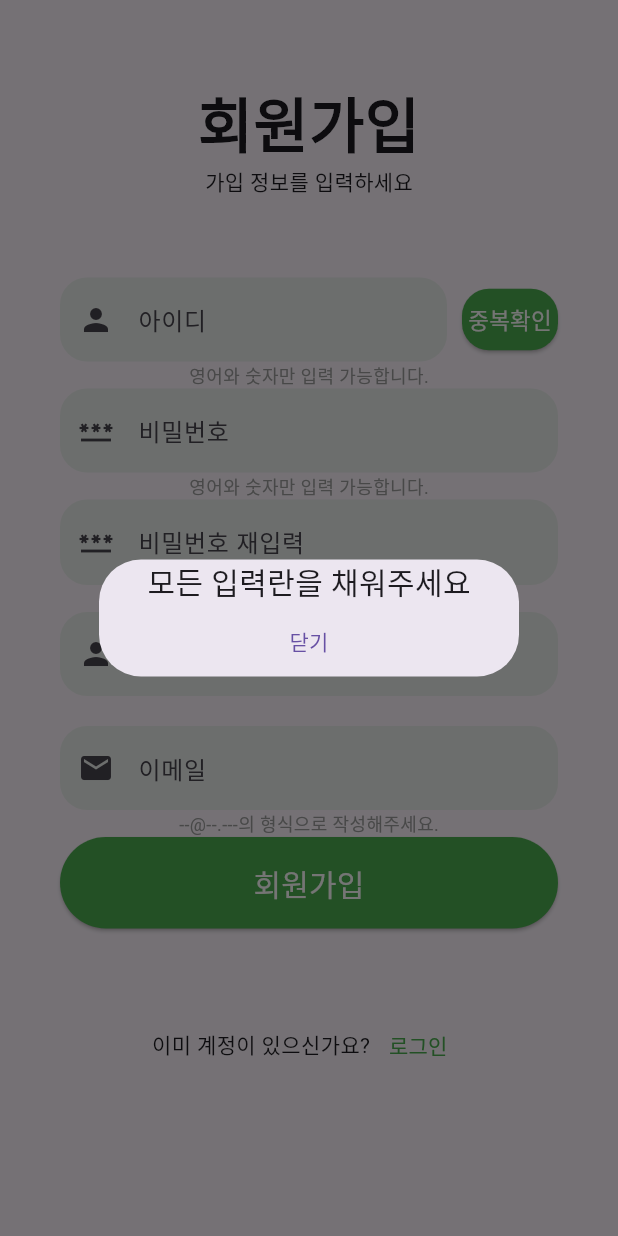
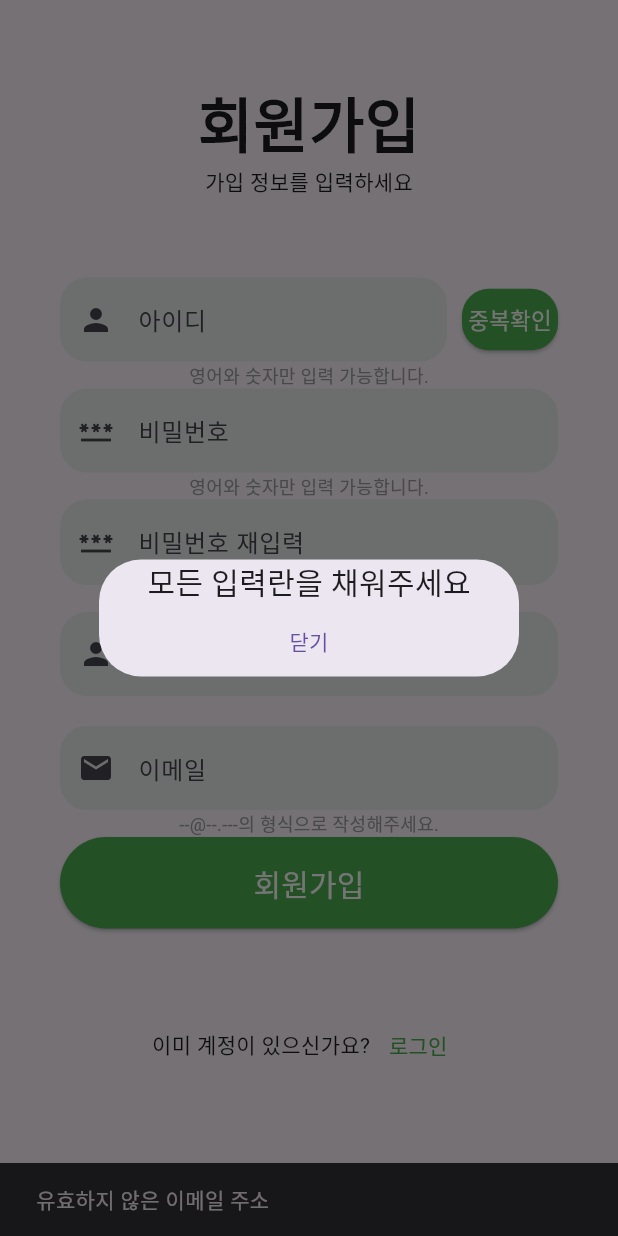
Before and after one commit to kyungeunnijjang/smart-pharmacy-app, a Flutter app: the SignUpPage screen opened directly, after a tap on "회원가입", on a phone screen of 412 x 824 dp. Run offline on Flutter 3.47's test engine with Material 3 defaults, Android fonts, the phone set to English and light mode, and no system bars; our stand-ins replace flutter_secure_storage; missing offline and left inert: qr_code_scanner; accounts and stored records are empty.

Commit message:
뭐 바뀐거 없음

```diff
--- a/lib/authentication/sign_up_screen.dart
+++ b/lib/authentication/sign_up_screen.dart
@@ -13,6 +13,12 @@ class SignUpPage extends StatelessWidget {
       TextEditingController();
   final TextEditingController _nameController = TextEditingController();
   final TextEditingController _emailController = TextEditingController();
+
+  bool isValidEmail(String email) {
+    // 이메일 주소의 유효성을 확인하는 정규 표현식
+    final RegExp emailRegex = RegExp(r'^[\w-\.]+@([\w-]+\.)+[\w-]{2,4}$');
+    return emailRegex.hasMatch(email);
+  }
 
   Future<void> CheckUsername(BuildContext context) async {
     String username = _idController.text;
@@ -76,6 +82,14 @@ class SignUpPage extends StatelessWidget {
     String name = _nameController.text;
     String email = _emailController.text;
     String passwordConfirm = _confirmPasswordController.text;
+    if (isValidEmail(email)) {
+    } else {
+      ScaffoldMessenger.of(context).showSnackBar(
+        const SnackBar(
+          content: Text('유효하지 않은 이메일 주소'),
+        ),
+      );
+    }
     if (username.isEmpty ||
         password.isEmpty ||
         name.isEmpty ||
--- a/lib/services/api_service.dart
+++ b/lib/services/api_service.dart
@@ -4,7 +4,7 @@ import 'dart:convert';
 import 'package:pharmacy_app/models/token_model.dart';
 
 class ApiService {
-  final String baseUrl = "http://192.168.0.1:8000/api/v1";
+  final String baseUrl = "http://192.168.0.90:8000/api/v1";
   static const storage = FlutterSecureStorage();
 
   Future<bool> checkId({
```
